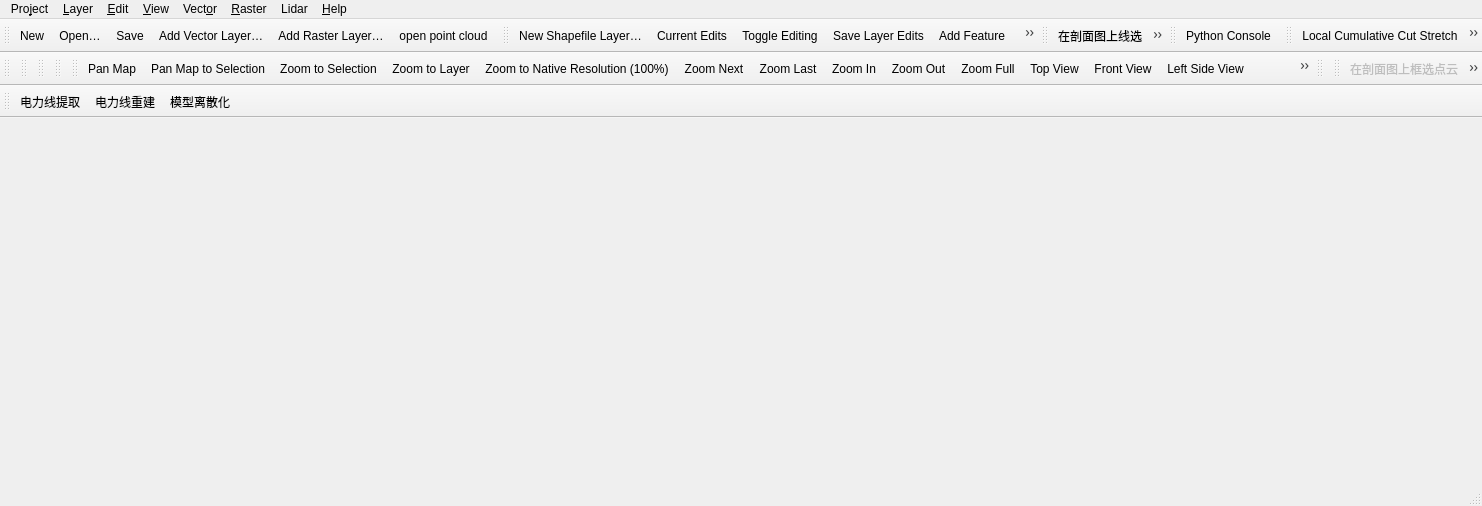
This is src/ui/qgisapp.ui in qgis/QGIS as Qt 5 draws it before an edit. The edited form follows.
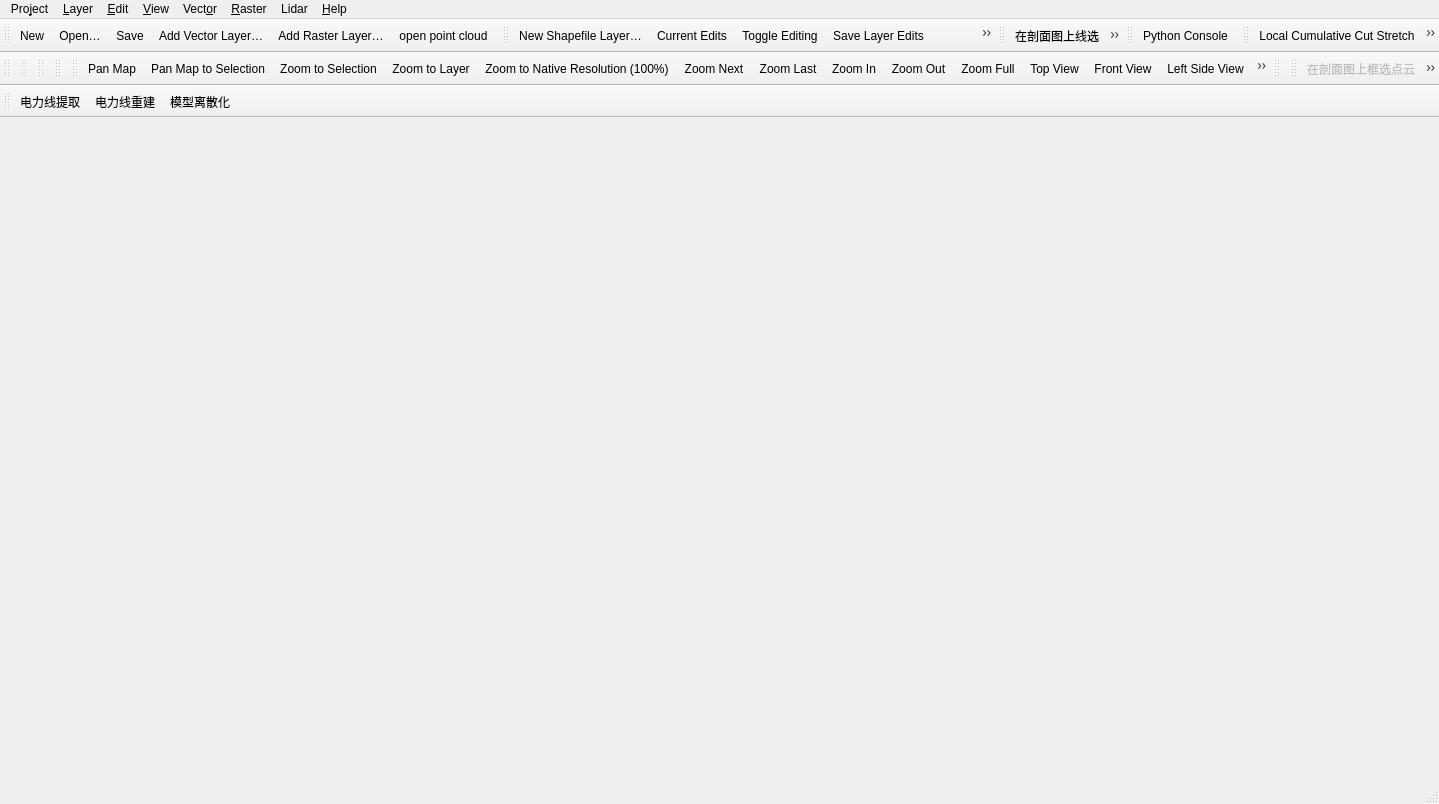
This is the edited form. Icons and pictures are not drawn.

Patch:
```diff
--- a/src/ui/qgisapp.ui
+++ b/src/ui/qgisapp.ui
@@ -6,8 +6,8 @@
    <rect>
     <x>0</x>
     <y>0</y>
-    <width>1482</width>
-    <height>506</height>
+    <width>1439</width>
+    <height>804</height>
    </rect>
   </property>
   <widget class="QWidget" name="centralwidget"/>
@@ -16,8 +16,8 @@
     <rect>
      <x>0</x>
      <y>0</y>
-     <width>1482</width>
-     <height>25</height>
+     <width>1439</width>
+     <height>23</height>
     </rect>
    </property>
    <property name="toolTip">
@@ -299,6 +299,8 @@
     <bool>false</bool>
    </attribute>
    <addaction name="m_viewinprofile"/>
+   <addaction name="separator"/>
+   <addaction name="m_actionStartDianliXian"/>
    <addaction name="m_actionclassification"/>
    <addaction name="actionactionProfile"/>
    <addaction name="mActionDrawRect"/>
@@ -306,11 +308,12 @@
    <addaction name="mActionDrawAnyrect2D"/>
    <addaction name="separator"/>
    <addaction name="mActionMeasureDistance"/>
-   <addaction name="mActionMeasureAreaReal"/>
    <addaction name="mActionMeasureAngle"/>
+   <addaction name="mActionMeasureAreaReal"/>
    <addaction name="separator"/>
    <addaction name="mActionDraw"/>
    <addaction name="mActionIdentify"/>
+   <addaction name="separator"/>
   </widget>
   <widget class="QToolBar" name="mPluginToolBar">
    <property name="windowTitle">
@@ -3688,6 +3691,15 @@
     <string>模型离散化</string>
    </property>
   </action>
+  <action name="m_actionStartDianliXian">
+   <property name="icon">
+    <iconset resource="../../images/images.qrc">
+     <normaloff>:/images/themes/default/algorithms/mAlgorithmLineDensity.svg</normaloff>:/images/themes/default/algorithms/mAlgorithmLineDensity.svg</iconset>
+   </property>
+   <property name="text">
+    <string>m_actionStartDianliXian</string>
+   </property>
+  </action>
  </widget>
  <resources>
   <include location="../../images/images.qrc"/>
```
